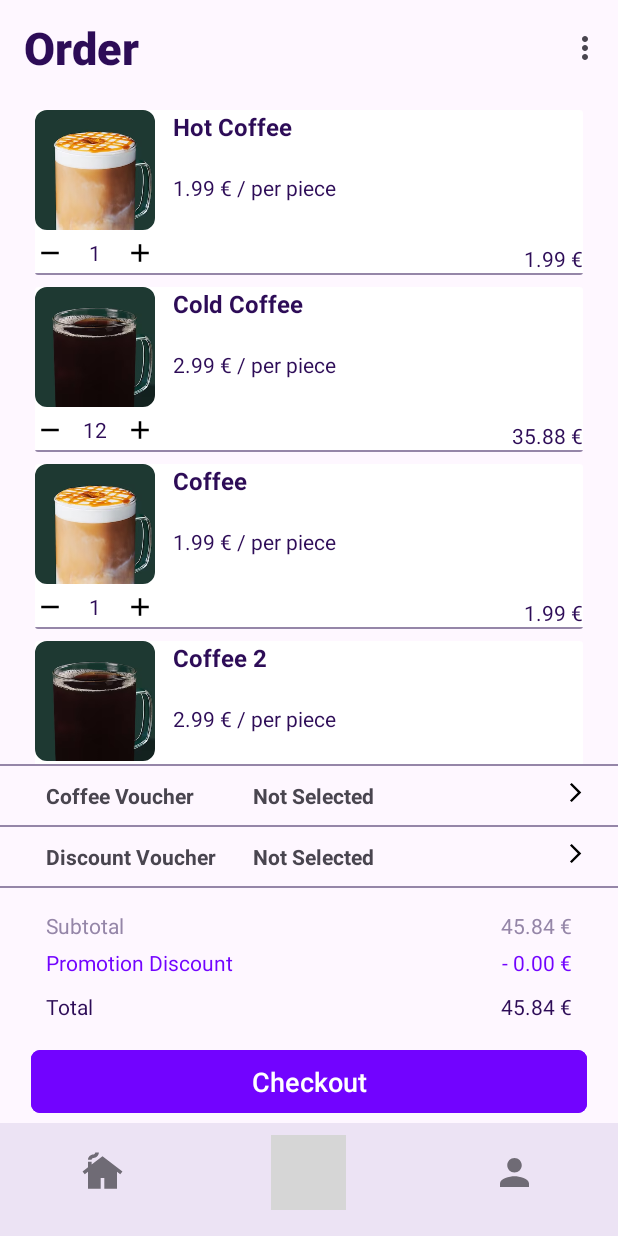
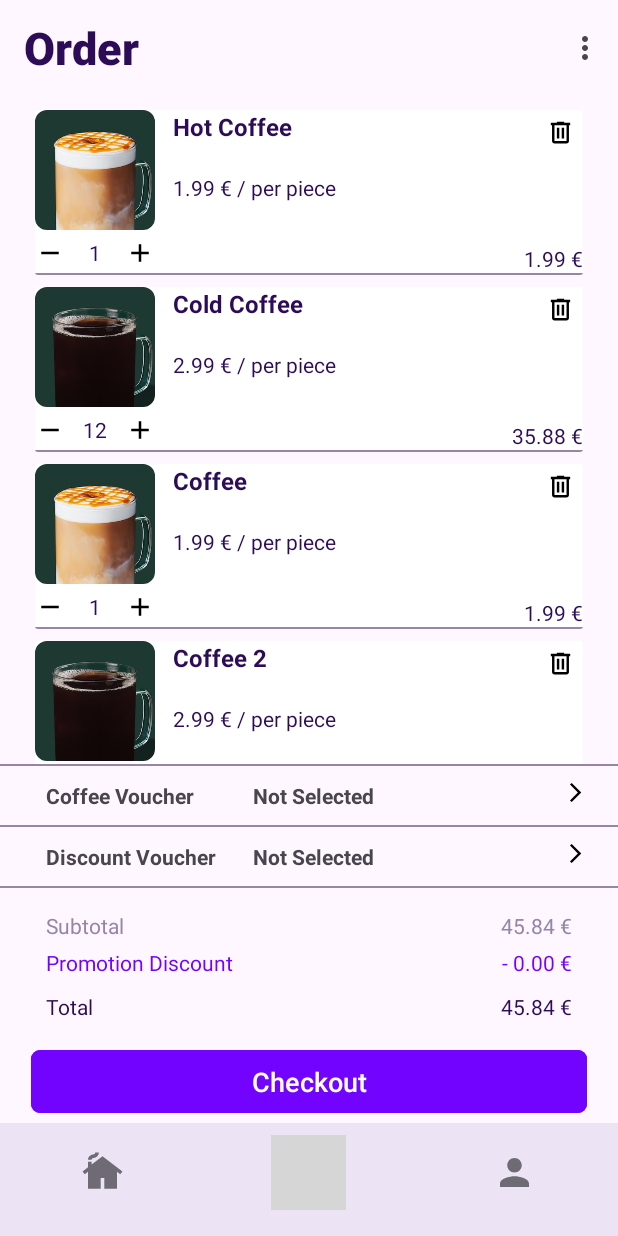
Before and after one commit to FabioMiguel2000/Acme-Caf-Order-System, an Android app: the screen it shows after launch (MainActivity), item 2 of the bottom bar chosen, on a phone screen of 412 x 824 dp. Run offline under Robolectric (Android 15) with nearby library versions, the phone set to English and light mode, and no system bars; grey boxes are pictures that could not be loaded.

Commit message:
app/feat: added trash can to cart items

```diff
--- /dev/null
+++ b/coffee-order-application/app/src/main/res/drawable/ic_trash.xml
@@ -0,0 +1,9 @@
+<vector xmlns:android="http://schemas.android.com/apk/res/android"
+    android:width="24dp"
+    android:height="24dp"
+    android:viewportWidth="960"
+    android:viewportHeight="960">
+  <path
+      android:fillColor="#FF000000"
+      android:pathData="M280,840q-33,0 -56.5,-23.5T200,760v-520h-40v-80h200v-40h240v40h200v80h-40v520q0,33 -23.5,56.5T680,840L280,840ZM680,240L280,240v520h400v-520ZM360,680h80v-360h-80v360ZM520,680h80v-360h-80v360ZM280,240v520,-520Z"/>
+</vector>
--- a/coffee-order-application/app/src/main/res/layout/order_item_card.xml
+++ b/coffee-order-application/app/src/main/res/layout/order_item_card.xml
@@ -99,6 +99,15 @@
             app:layout_constraintBottom_toTopOf="@+id/line"
             app:layout_constraintEnd_toEndOf="@+id/line" />
 
+        <ImageView
+            android:id="@+id/remove_btn_order"
+            android:paddingHorizontal="5dp"
+            android:layout_width="30dp"
+            android:layout_height="30dp"
+            android:src="@drawable/ic_trash"
+            app:layout_constraintEnd_toEndOf="@+id/tv_order_total_price_per_item"
+            app:layout_constraintTop_toTopOf="parent" />
+
     </androidx.constraintlayout.widget.ConstraintLayout>
 
 </androidx.cardview.widget.CardView>
```
